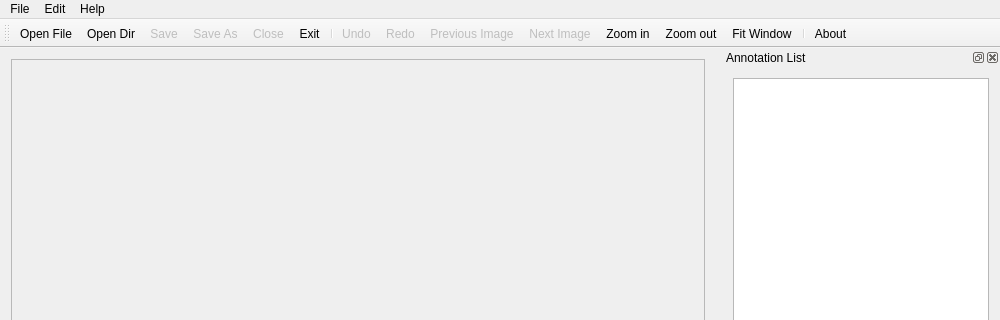
Above: mainwindow.ui from Manchery/ImageLabeler before the change; both pictures show x 0 to 1000 and y 0 to 320 of the 1000 by 1000 pixel window. Below: the same form after it.
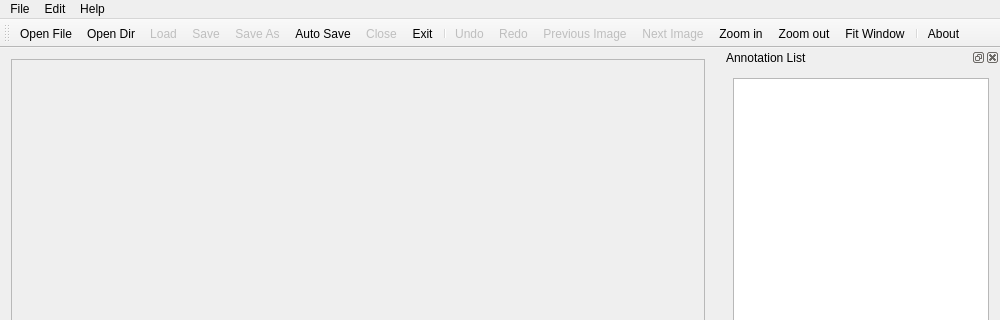
That is the form after the change. Icons and pictures are not drawn. Custom widgets are drawn as their Qt base class.

What changed in the file:
```diff
--- a/mainwindow.ui
+++ b/mainwindow.ui
@@ -91,8 +91,10 @@
    </attribute>
    <addaction name="actionOpen_File"/>
    <addaction name="actionOpen_Dir"/>
+   <addaction name="actionLoad"/>
    <addaction name="actionSave"/>
    <addaction name="actionSave_As"/>
+   <addaction name="actionAuto_Save"/>
    <addaction name="actionClose"/>
    <addaction name="actionExit"/>
    <addaction name="separator"/>
@@ -345,6 +347,9 @@
    <property name="text">
     <string>Load Labels and Annotations</string>
    </property>
+   <property name="iconText">
+    <string>Load</string>
+   </property>
    <property name="toolTip">
     <string>Load</string>
    </property>
```
